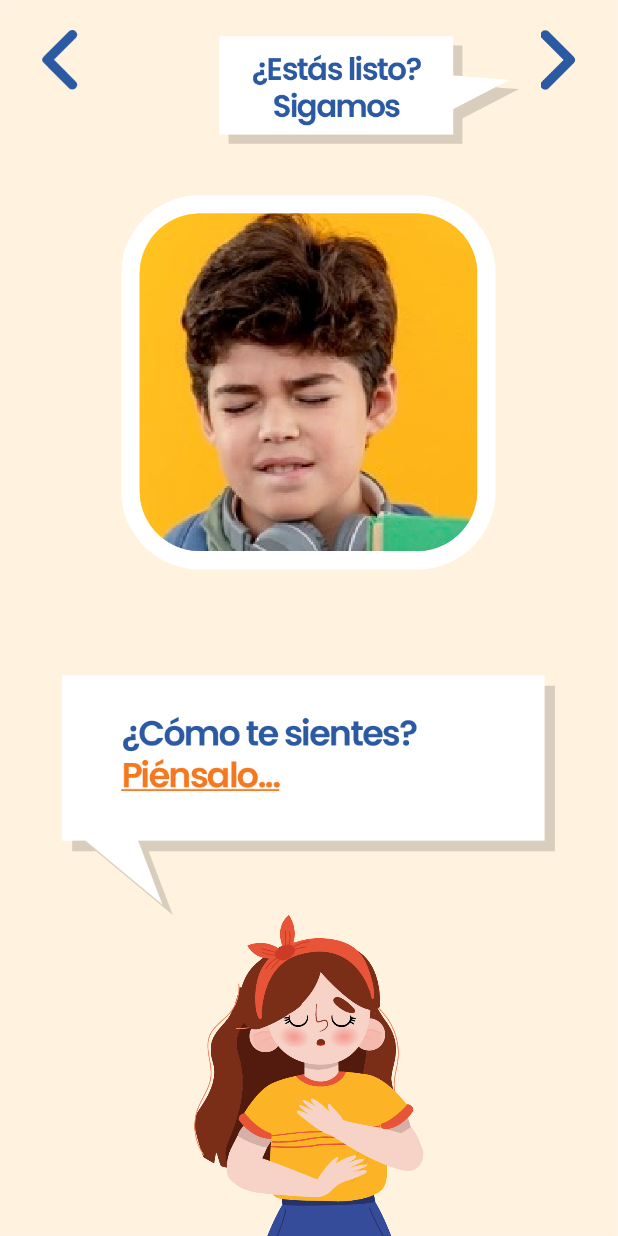
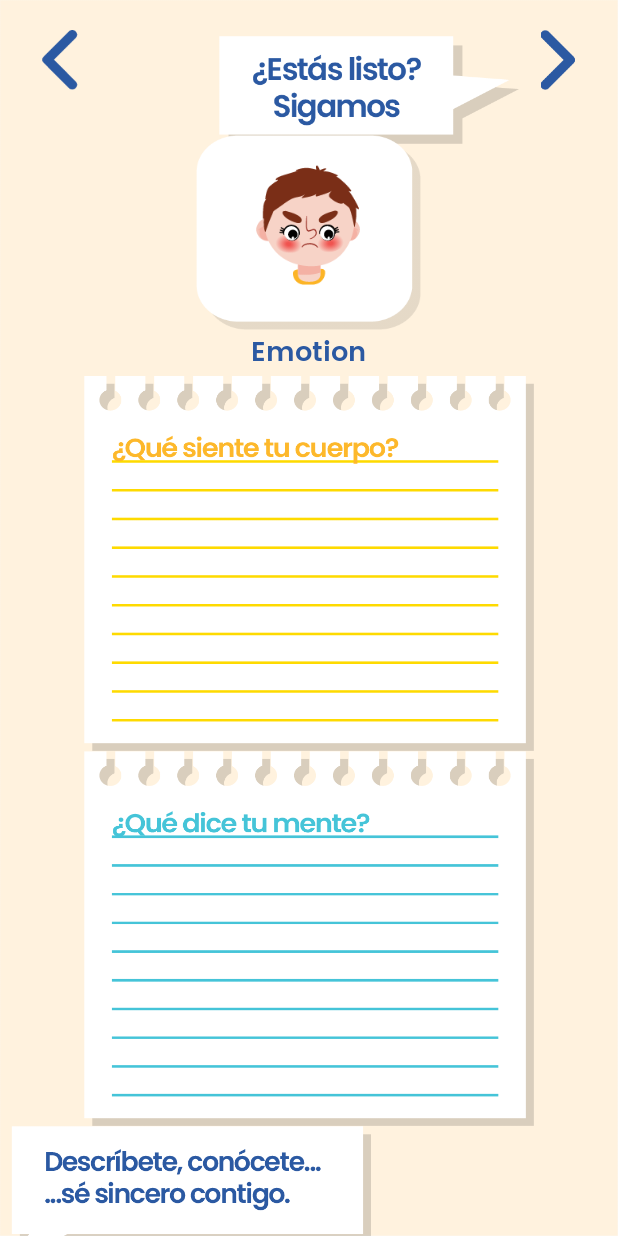
Before and after one commit to Dreckor/Milugarsegurodigital, an Android app: the layout activity_describe.xml on its own in the app's theme, with its tools: preview values and no code run, on a phone screen of 412 x 824 dp. Run offline under Robolectric (Android 15) with nearby library versions, the phone set to English and light mode, and no system bars.

Commit message:
23 de enero, versión estable, nuevas activities

```diff
--- a/app/src/main/AndroidManifest.xml
+++ b/app/src/main/AndroidManifest.xml
@@ -9,7 +9,9 @@
         android:roundIcon="@mipmap/ic_launcher_round"
         android:supportsRtl="true"
         android:theme="@style/AppTheme">
-        <activity android:name=".describe"></activity>
+        <activity android:name=".final_solution_choose"></activity>
+        <activity android:name=".solutions" />
+        <activity android:name=".describe" />
         <activity android:name=".pick_your_emotion" />
         <activity android:name=".how_do_you_feel" />
         <activity android:name=".breath" />
--- a/app/src/main/java/com/escole/milugarsegurodigital/recyclers/emotionReciclerViewAdapter.java
+++ b/app/src/main/java/com/escole/milugarsegurodigital/recyclers/emotionReciclerViewAdapter.java
@@ -16,6 +16,7 @@ import androidx.recyclerview.widget.RecyclerView;
 import com.escole.milugarsegurodigital.R;
 
 import com.escole.milugarsegurodigital.breath;
+import com.escole.milugarsegurodigital.describe;
 import com.escole.milugarsegurodigital.models.activity;
 import com.escole.milugarsegurodigital.models.emotion;
 
@@ -50,8 +51,9 @@ public class emotionReciclerViewAdapter extends RecyclerView.Adapter<emotionReci
                 }else{
                     selectedItems.put(position,true);
                     view.setSelected(true);
-                    Intent intent = new Intent(view.getContext(), breath.class);
+                    Intent intent = new Intent(view.getContext(), describe.class);
                     intent.putExtra("image", emotionList.get(position).getImage());
+                    intent.putExtra("emotion",emotionList.get(position).getEmotion());
                     view.getContext().startActivity(intent);
                 }
             }
--- a/app/src/main/res/layout/activity_breath.xml
+++ b/app/src/main/res/layout/activity_breath.xml
@@ -13,8 +13,8 @@
 
     <ImageView
         android:id="@+id/activityImg"
-        android:layout_width="wrap_content"
-        android:layout_height="wrap_content"
+        android:layout_width="200dp"
+        android:layout_height="200dp"
         android:layout_marginTop="0dp"
         android:layout_marginBottom="60dp"
         android:contentDescription="@string/before_start"
--- a/app/src/main/res/layout/activity_describe.xml
+++ b/app/src/main/res/layout/activity_describe.xml
@@ -10,41 +10,39 @@
     android:orientation="vertical">
 
     <include layout="@layout/actionbar2" />
+
     <ImageView
         android:id="@+id/next_dialog"
         android:layout_width="200dp"
         android:layout_height="100dp"
+        android:layout_marginLeft="40dp"
         android:layout_marginTop="-70dp"
-        android:layout_marginLeft="40dp"
+        android:layout_marginBottom="-20dp"
+        android:contentDescription="@string/before_start"
+        android:src="@mipmap/estas_listo_sigamosmdpi"></ImageView>
+    <include layout="@layout/caritas" ></include>
+    <EditText
+        android:layout_width="300dp"
+        android:layout_height="250dp"
+        android:background="@mipmap/que_dice_tu_cuerpomdpi"
+        android:padding="15dp"></EditText>
+    <EditText
+        android:layout_width="300dp"
+        android:layout_height="250dp"
+        android:background="@mipmap/que_dice_tu_mentemdpi"
+        android:padding="15dp"></EditText>
+
+
+    <ImageView
+        android:id="@+id/breath_desc"
+        android:layout_width="250dp"
+        android:layout_height="100dp"
+        android:layout_marginTop="0dp"
         android:layout_marginBottom="0dp"
-        android:src="@mipmap/estas_listo_sigamosmdpi"
+        android:layout_gravity="left"
+        android:src="@mipmap/describetemdpi"
         android:contentDescription="@string/before_start"></ImageView>
 
-    <ImageView
-        android:id="@+id/activityImg"
-        android:layout_width="250dp"
-        android:layout_height="250dp"
-        android:layout_marginTop="20dp"
-        android:layout_marginBottom="30dp"
-        android:contentDescription="@string/before_start"
-        android:src="@mipmap/imagen_camaramdpi"></ImageView>
-    <ImageView
-        android:id="@+id/breath_desc"
-        android:layout_width="350dp"
-        android:layout_height="160dp"
-        android:layout_marginTop="40dp"
-        android:layout_marginBottom="0dp"
-        android:src="@mipmap/como_te_sientesmdpi"
-        android:contentDescription="@string/before_start"></ImageView>
 
-    <ImageView
-        android:id="@+id/bf1"
-        android:layout_width="400dp"
-        android:layout_height="250dp"
-        android:layout_marginTop="0dp"
-        android:layout_marginRight="0dp"
-        android:layout_marginBottom="0dp"
-        android:contentDescription="@string/before_start"
-        android:src="@mipmap/recurso_40mdpi"></ImageView>
 
 </LinearLayout>
--- a/app/src/main/res/layout/caritas.xml
+++ b/app/src/main/res/layout/caritas.xml
@@ -6,16 +6,16 @@
 
     <RelativeLayout
         android:id="@+id/mainLayout"
-        android:layout_width="match_parent"
-        android:layout_height="wrap_content"
+        android:layout_width="wrap_content"
+        android:layout_height="130dp"
         android:background="@mipmap/cuadro_seleccionmdpi"
         android:orientation="vertical">
 
         <ImageView
             android:id="@+id/img"
-            android:layout_marginTop="30dp"
-            android:layout_width="wrap_content"
-            android:layout_height="wrap_content"
+            android:layout_marginTop="20dp"
+            android:layout_width="80dp"
+            android:layout_height="80dp"
             android:layout_centerHorizontal="true"
             android:contentDescription="@string/nickname_description"
             android:src="@mipmap/enojadomdpi">
```
Also changed, not shown: app/src/main/java/com/escole/milugarsegurodigital/describe.java (+32 -1 lines), app/src/main/java/com/escole/milugarsegurodigital/final_solution_choose.java (added, +14 -0 lines), app/src/main/java/com/escole/milugarsegurodigital/models/solution.java (added, +18 -0 lines), app/src/main/java/com/escole/milugarsegurodigital/recyclers/solutionRecycler.java (added, +62 -0 lines), app/src/main/java/com/escole/milugarsegurodigital/solutions.java (added, +43 -0 lines), app/src/main/res/layout/activity.xml (+4 -3 lines), app/src/main/res/layout/activity_final_solution_choose.xml (added, +9 -0 lines), app/src/main/res/layout/activity_how_do_you_feel.xml (+8 -0 lines), app/src/main/res/layout/activity_solutions.xml (added, +29 -0 lines), app/src/main/res/layout/solution_box.xml (added, +24 -0 lines).
